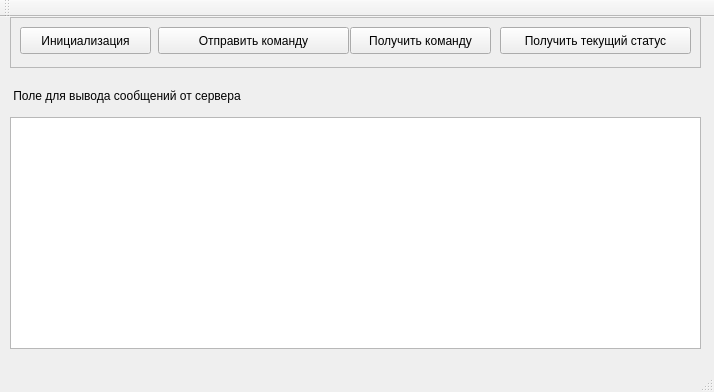
Above: gclient.ui from maxohm/gclient before the change. Below: the same form after it.
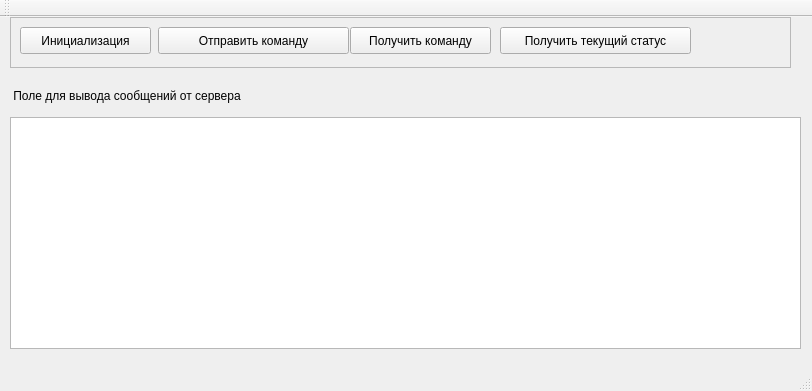
That is the form after the change.

What changed in the file:
```diff
--- a/gclient.ui
+++ b/gclient.ui
@@ -6,8 +6,8 @@
    <rect>
     <x>0</x>
     <y>0</y>
-    <width>714</width>
-    <height>392</height>
+    <width>812</width>
+    <height>391</height>
    </rect>
   </property>
   <property name="windowTitle">
@@ -19,7 +19,7 @@
      <rect>
       <x>10</x>
       <y>0</y>
-      <width>691</width>
+      <width>781</width>
       <height>51</height>
      </rect>
     </property>
@@ -100,7 +100,7 @@
      <rect>
       <x>10</x>
       <y>100</y>
-      <width>691</width>
+      <width>791</width>
       <height>232</height>
      </rect>
     </property>
```
Left out of the diff: 2 changed lines with no effect on the pictures.
